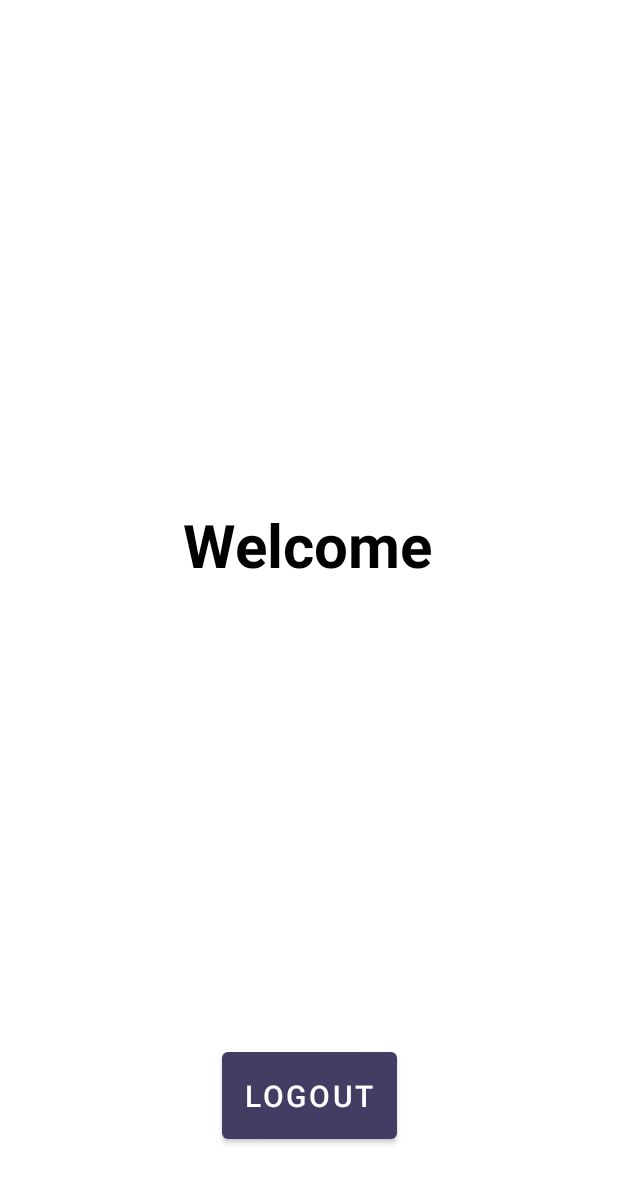
After one commit to manassogale132/FundooNotesAndroidApp, an Android app: the layout activity_welcome.xml on its own in the app's theme, with its tools: preview values and no code run, on a phone screen of 412 x 824 dp. The commit adds this screen. Shown: the top 1183 px of the screen. Run offline under Robolectric (Android 15) with nearby library versions, the phone set to English and light mode, and no system bars.

Commit message:
Added : FireBase authentication 'Register/Sing-up' feature and 'WelcomeActivity'.

```diff
--- a/app/build.gradle
+++ b/app/build.gradle
@@ -2,6 +2,7 @@ plugins {
     id 'com.android.application'
     id 'kotlin-android'
     id 'kotlin-android-extensions'
+    id 'com.google.gms.google-services'
 }
 
 android {
@@ -40,6 +41,7 @@ dependencies {
     implementation 'androidx.appcompat:appcompat:1.1.0'
     implementation 'com.google.android.material:material:1.1.0'
     implementation 'androidx.constraintlayout:constraintlayout:1.1.3'
+    implementation 'com.google.firebase:firebase-auth:20.0.2'
     testImplementation 'junit:junit:4.+'
     androidTestImplementation 'androidx.test.ext:junit:1.1.1'
     androidTestImplementation 'androidx.test.espresso:espresso-core:3.2.0'
--- /dev/null
+++ b/app/src/main/res/layout/activity_welcome.xml
@@ -0,0 +1,39 @@
+<?xml version="1.0" encoding="utf-8"?>
+<androidx.constraintlayout.widget.ConstraintLayout xmlns:android="http://schemas.android.com/apk/res/android"
+    xmlns:app="http://schemas.android.com/apk/res-auto"
+    xmlns:tools="http://schemas.android.com/tools"
+    android:layout_width="match_parent"
+    android:layout_height="match_parent">
+
+    <TextView
+        android:id="@+id/textView"
+        android:layout_width="wrap_content"
+        android:layout_height="wrap_content"
+        android:layout_marginTop="336dp"
+        android:text="Welcome"
+        android:textColor="@color/black"
+        android:textSize="40dp"
+        android:textStyle="bold"
+        app:layout_constraintEnd_toEndOf="parent"
+        app:layout_constraintHorizontal_bias="0.497"
+        app:layout_constraintStart_toStartOf="parent"
+        app:layout_constraintTop_toTopOf="parent" />
+
+    <Button
+        android:id="@+id/logOutbutton"
+        android:layout_width="wrap_content"
+        android:layout_height="wrap_content"
+        android:layout_marginTop="16dp"
+        android:gravity="center_horizontal"
+        android:padding="15dp"
+        android:text="logout"
+        android:textSize="20sp"
+        app:backgroundTint="#FF433C63"
+        app:layout_constraintBottom_toBottomOf="parent"
+        app:layout_constraintEnd_toEndOf="parent"
+        app:layout_constraintStart_toStartOf="parent"
+        app:layout_constraintTop_toBottomOf="@+id/textView"
+        app:layout_constraintVertical_bias="0.832" />
+
+
+</androidx.constraintlayout.widget.ConstraintLayout>
--- a/app/src/main/res/values/colors.xml
+++ b/app/src/main/res/values/colors.xml
@@ -1,8 +1,8 @@
 <?xml version="1.0" encoding="utf-8"?>
 <resources>
     <color name="purple_200">#FFBB86FC</color>
-    <color name="purple_500">#FF6200EE</color>
-    <color name="purple_700">#FF3700B3</color>
+    <color name="purple_500">#000000</color>
+    <color name="purple_700">#000000</color>
     <color name="teal_200">#FF03DAC5</color>
     <color name="teal_700">#FF018786</color>
     <color name="black">#FF000000</color>
--- a/build.gradle
+++ b/build.gradle
@@ -8,6 +8,7 @@ buildscript {
     dependencies {
         classpath "com.android.tools.build:gradle:4.1.1"
         classpath "org.jetbrains.kotlin:kotlin-gradle-plugin:$kotlin_version"
+        classpath 'com.google.gms:google-services:4.3.5'
 
         // NOTE: Do not place your application dependencies here; they belong
         // in the individual module build.gradle files
```
Also changed, not shown: app/src/main/java/com/example/myfirstapplication/LoginActivity.kt (+21 -2 lines), app/src/main/java/com/example/myfirstapplication/RegistrationActivity.kt (+51 -3 lines), app/src/main/java/com/example/myfirstapplication/WelcomeActivity.kt (added, +13 -0 lines), app/src/main/res/layout/activity_registration.xml (+5 -5 lines), 1 other file.
